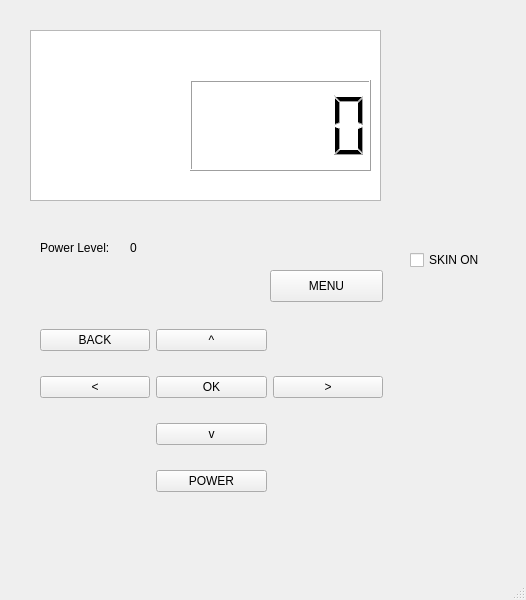
This is 3004project/mainwindow.ui in colinmatti/COMP3004-Project as Qt 5 draws it before an edit. The edited form follows.
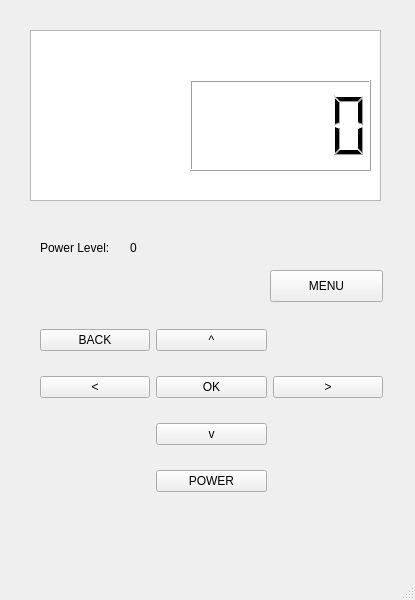
This is the edited form.

Diff of the .ui file:
```diff
--- a/3004project/mainwindow.ui
+++ b/3004project/mainwindow.ui
@@ -6,7 +6,7 @@
    <rect>
     <x>0</x>
     <y>0</y>
-    <width>526</width>
+    <width>415</width>
     <height>600</height>
    </rect>
   </property>
@@ -124,19 +124,6 @@
      <string>MENU</string>
     </property>
    </widget>
-   <widget class="QCheckBox" name="onSkin">
-    <property name="geometry">
-     <rect>
-      <x>410</x>
-      <y>250</y>
-      <width>86</width>
-      <height>20</height>
-     </rect>
-    </property>
-    <property name="text">
-     <string>SKIN ON</string>
-    </property>
-   </widget>
    <widget class="QLCDNumber" name="timer">
     <property name="geometry">
      <rect>
```
Left out of the diff: 2 changed lines with no effect on the pictures.
